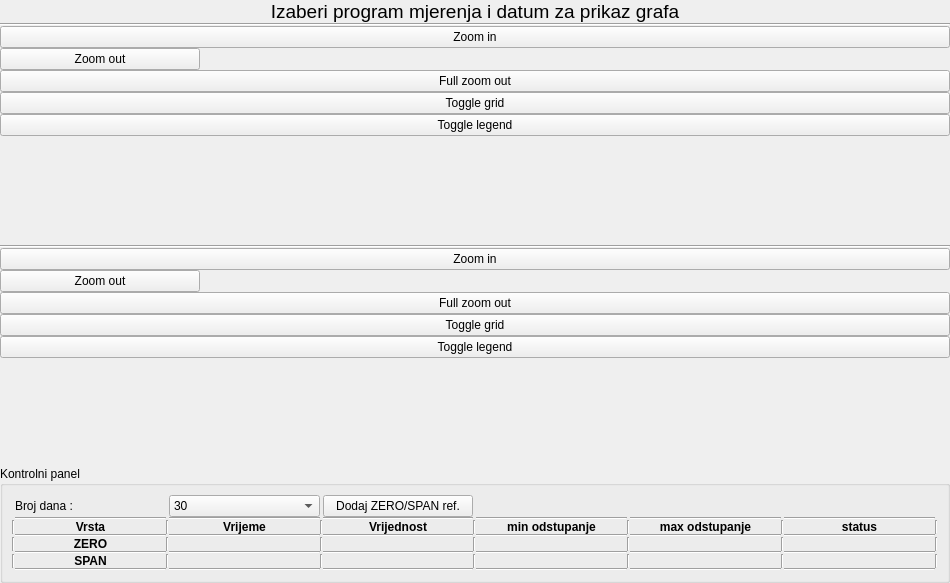
First picture: the form in app/view/ui_files/zero_span_panel.ui, repository kluksa/kontrola-podataka, before the edit.
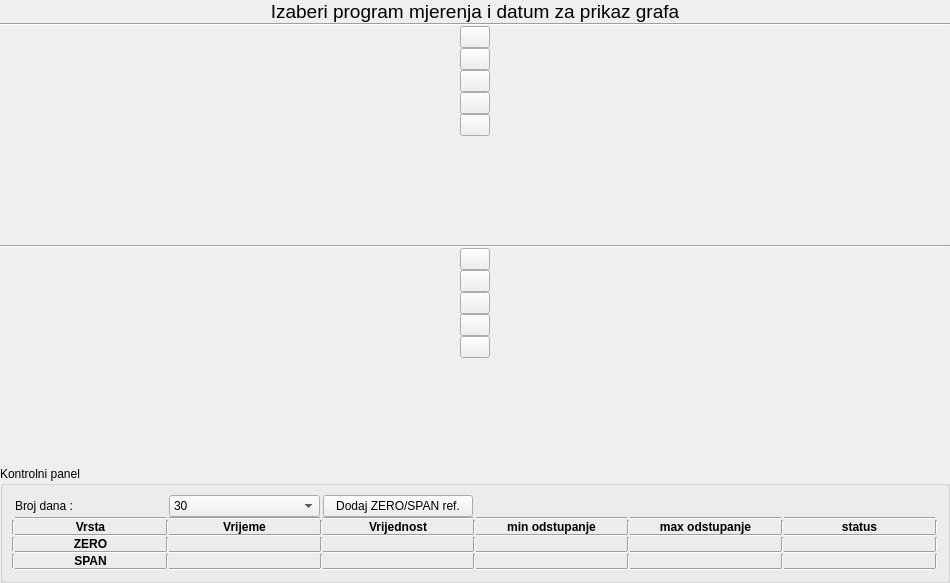
Second picture: the form after the edit.

```diff
--- a/app/view/ui_files/zero_span_panel.ui
+++ b/app/view/ui_files/zero_span_panel.ui
@@ -54,41 +54,77 @@
       <layout class="QVBoxLayout" name="verticalLayout_3">
        <item>
         <widget class="QPushButton" name="zoomInSpan">
+         <property name="sizePolicy">
+          <sizepolicy hsizetype="Fixed" vsizetype="Fixed">
+           <horstretch>0</horstretch>
+           <verstretch>0</verstretch>
+          </sizepolicy>
+         </property>
+         <property name="maximumSize">
+          <size>
+           <width>30</width>
+           <height>30</height>
+          </size>
+         </property>
          <property name="text">
-          <string>Zoom in</string>
+          <string/>
          </property>
         </widget>
        </item>
        <item>
         <widget class="QPushButton" name="zoomOutSpan">
          <property name="sizePolicy">
-          <sizepolicy hsizetype="Minimum" vsizetype="Fixed">
+          <sizepolicy hsizetype="Fixed" vsizetype="Fixed">
            <horstretch>0</horstretch>
            <verstretch>0</verstretch>
           </sizepolicy>
          </property>
          <property name="maximumSize">
           <size>
-           <width>200</width>
-           <height>16777215</height>
+           <width>30</width>
+           <height>30</height>
           </size>
          </property>
          <property name="text">
-          <string>Zoom out</string>
+          <string/>
          </property>
         </widget>
        </item>
        <item>
         <widget class="QPushButton" name="zoomOutSpanFull">
+         <property name="sizePolicy">
+          <sizepolicy hsizetype="Fixed" vsizetype="Fixed">
+           <horstretch>0</horstretch>
+           <verstretch>0</verstretch>
+          </sizepolicy>
+         </property>
+         <property name="maximumSize">
+          <size>
+           <width>30</width>
+           <height>30</height>
+          </size>
+         </property>
          <property name="text">
-          <string>Full zoom out</string>
+          <string/>
          </property>
         </widget>
        </item>
        <item>
         <widget class="QPushButton" name="toggleGridSpan">
+         <property name="sizePolicy">
+          <sizepolicy hsizetype="Fixed" vsizetype="Fixed">
+           <horstretch>0</horstretch>
+           <verstretch>0</verstretch>
+          </sizepolicy>
+         </property>
+         <property name="maximumSize">
+          <size>
+           <width>30</width>
+           <height>30</height>
+          </size>
+         </property>
          <property name="text">
-          <string>Toggle grid</string>
+          <string/>
          </property>
          <property name="checkable">
           <bool>true</bool>
@@ -97,8 +133,20 @@
        </item>
        <item>
         <widget class="QPushButton" name="toggleLegendSpan">
+         <property name="sizePolicy">
+          <sizepolicy hsizetype="Fixed" vsizetype="Fixed">
+           <horstretch>0</horstretch>
+           <verstretch>0</verstretch>
+          </sizepolicy>
+         </property>
+         <property name="maximumSize">
+          <size>
+           <width>30</width>
+           <height>30</height>
+          </size>
+         </property>
          <property name="text">
-          <string>Toggle legend</string>
+          <string/>
          </property>
          <property name="checkable">
           <bool>true</bool>
@@ -145,41 +193,77 @@
       <layout class="QVBoxLayout" name="verticalLayout_4">
        <item>
         <widget class="QPushButton" name="zoomInZero">
+         <property name="sizePolicy">
+          <sizepolicy hsizetype="Fixed" vsizetype="Fixed">
+           <horstretch>0</horstretch>
+           <verstretch>0</verstretch>
+          </sizepolicy>
+         </property>
+         <property name="maximumSize">
+          <size>
+           <width>30</width>
+           <height>30</height>
+          </size>
+         </property>
          <property name="text">
-          <string>Zoom in</string>
+          <string/>
          </property>
         </widget>
        </item>
        <item>
         <widget class="QPushButton" name="zoomOutZero">
          <property name="sizePolicy">
-          <sizepolicy hsizetype="Minimum" vsizetype="Fixed">
+          <sizepolicy hsizetype="Fixed" vsizetype="Fixed">
            <horstretch>0</horstretch>
            <verstretch>0</verstretch>
           </sizepolicy>
          </property>
          <property name="maximumSize">
           <size>
-           <width>200</width>
-           <height>16777215</height>
+           <width>30</width>
+           <height>30</height>
           </size>
          </property>
          <property name="text">
-          <string>Zoom out</string>
+          <string/>
          </property>
         </widget>
        </item>
        <item>
         <widget class="QPushButton" name="zoomOutZeroFull">
+         <property name="sizePolicy">
+          <sizepolicy hsizetype="Fixed" vsizetype="Fixed">
+           <horstretch>0</horstretch>
+           <verstretch>0</verstretch>
+          </sizepolicy>
+         </property>
+         <property name="maximumSize">
+          <size>
+           <width>30</width>
+           <height>30</height>
+          </size>
+         </property>
          <property name="text">
-          <string>Full zoom out</string>
+          <string/>
          </property>
         </widget>
        </item>
        <item>
         <widget class="QPushButton" name="toggleGridZero">
+         <property name="sizePolicy">
+          <sizepolicy hsizetype="Fixed" vsizetype="Fixed">
+           <horstretch>0</horstretch>
+           <verstretch>0</verstretch>
+          </sizepolicy>
+         </property>
+         <property name="maximumSize">
+          <size>
+           <width>30</width>
+           <height>30</height>
+          </size>
+         </property>
          <property name="text">
-          <string>Toggle grid</string>
+          <string/>
          </property>
          <property name="checkable">
           <bool>true</bool>
@@ -188,8 +272,20 @@
        </item>
        <item>
         <widget class="QPushButton" name="toggleLegendZero">
+         <property name="sizePolicy">
+          <sizepolicy hsizetype="Fixed" vsizetype="Fixed">
+           <horstretch>0</horstretch>
+           <verstretch>0</verstretch>
+          </sizepolicy>
+         </property>
+         <property name="maximumSize">
+          <size>
+           <width>30</width>
+           <height>30</height>
+          </size>
+         </property>
          <property name="text">
-          <string>Toggle legend</string>
+          <string/>
          </property>
          <property name="checkable">
           <bool>true</bool>
```
